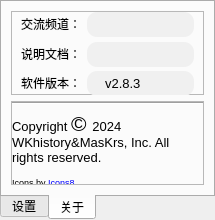
Qt form UI/SettingsUI.ui (maskrs/DBD_AFK_TOOL-Pro) before a commit.
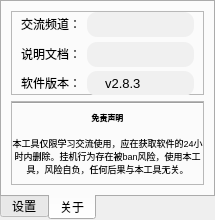
The same form after that commit. The open tabs and pages were chosen to show the change. Icons and pictures are not drawn.

Commit message: 增加免责声明

```diff
--- a/UI/SettingsUI.ui
+++ b/UI/SettingsUI.ui
@@ -486,7 +486,7 @@
              <enum>QFrame::Raised</enum>
             </property>
             <property name="text">
-             <string>&lt;html&gt;&lt;head/&gt;&lt;body&gt;&lt;p&gt;&lt;span style=&quot; font-size:10pt;&quot;&gt;Copyright &lt;/span&gt;&lt;span style=&quot; font-size:16pt;&quot;&gt;© &lt;/span&gt;&lt;span style=&quot; font-size:10pt;&quot;&gt;2024 WKhistory&amp;amp;MasKrs, Inc. All rights reserved.&lt;/span&gt;&lt;/p&gt;&lt;p&gt;&lt;span style=&quot; font-size:7pt;&quot;&gt;Icons by &lt;/span&gt;&lt;a href=&quot;https://icons8.com&quot;&gt;&lt;span style=&quot; font-size:7pt; text-decoration: underline; color:#0000ff;&quot;&gt;Icons8&lt;/span&gt;&lt;/a&gt;&lt;/p&gt;&lt;/body&gt;&lt;/html&gt;</string>
+             <string>&lt;html&gt;&lt;head/&gt;&lt;body&gt;&lt;p align=&quot;center&quot;&gt;&lt;span style=&quot; font-size:6pt; font-weight:600;&quot;&gt;免责声明&lt;/span&gt;&lt;/p&gt;&lt;p align=&quot;center&quot;&gt;&lt;span style=&quot; font-size:7pt;&quot;&gt;本工具仅限学习交流使用，应在获取软件的24小时内删除。挂机行为存在被ban风险，使用本工具，风险自负，任何后果与本工具无关。&lt;/span&gt;&lt;/p&gt;&lt;p&gt;&lt;span style=&quot; font-size:7pt;&quot;&gt;Icons by &lt;/span&gt;&lt;a href=&quot;https://icons8.com&quot;&gt;&lt;span style=&quot; font-size:7pt; text-decoration: underline; color:#0000ff;&quot;&gt;Icons8&lt;/span&gt;&lt;/a&gt;&lt;/p&gt;&lt;/body&gt;&lt;/html&gt;</string>
             </property>
             <property name="scaledContents">
              <bool>false</bool>
```
Left out of the diff: 16 changed lines with no effect on the pictures. The commit also changes 1 other file.
